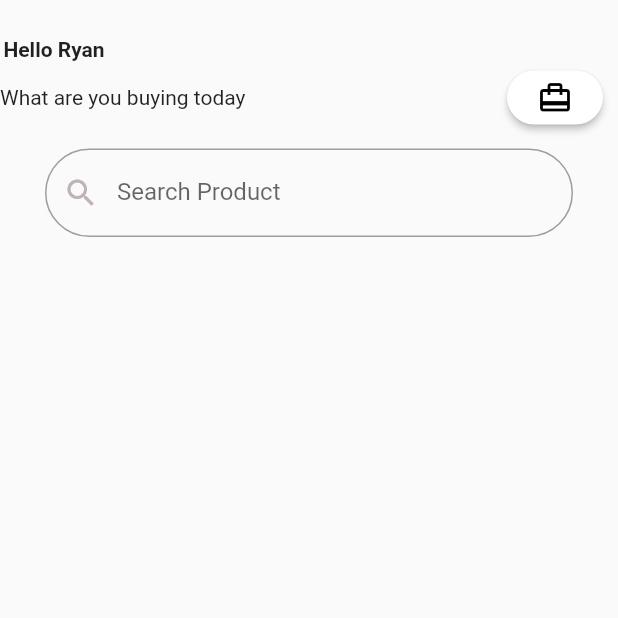
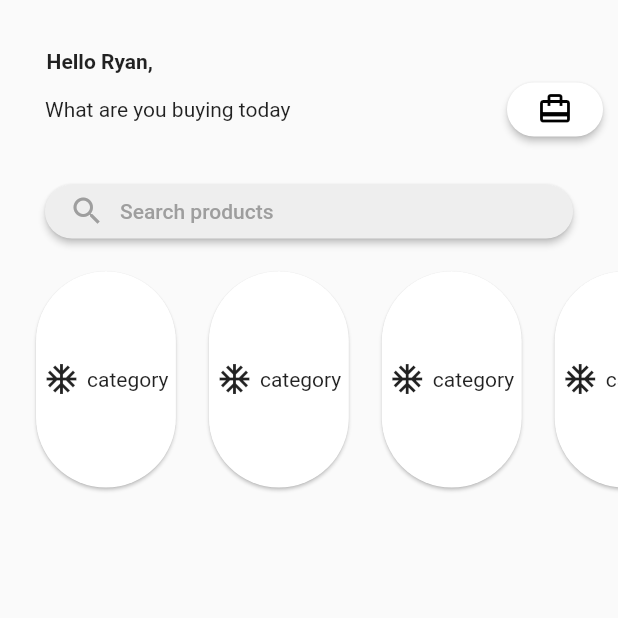
Before and after one commit to rianjanuarian/Project-PlayStore, a Flutter app: the MainPage screen opened directly, on a phone screen of 412 x 824 dp, the top half of it. Run offline on Flutter 3.47's test engine with Material 2 defaults, Android fonts, the phone set to English and light mode, and no system bars; our stand-ins replace bloc, firebase_auth, firebase_core, flutter_bloc, get, google_fonts and 2 more; accounts and stored records are empty.

Commit message:
refactoring gede

```diff
--- a/online_shop/online_shop/lib/main.dart
+++ b/online_shop/online_shop/lib/main.dart
@@ -1,6 +1,6 @@
 import 'package:flutter/material.dart';
 import 'package:get/get_navigation/get_navigation.dart';
-import 'package:online_shop/ui/login_page.dart';
+import 'package:online_shop/ui/login_register/login_page.dart';
 
 void main() {
   runApp(const MyApp());
--- a/online_shop/online_shop/lib/ui/login_page.dart
+++ b/online_shop/online_shop/lib/ui/login_register/login_page.dart
@@ -1,8 +1,8 @@
 import 'package:flutter/material.dart';
 import 'package:get/get.dart';
 import 'package:google_fonts/google_fonts.dart';
-import 'package:online_shop/ui/main_page.dart';
-import 'package:online_shop/ui/register_page.dart';
+import 'package:online_shop/ui/mainpage/homepage.dart';
+import 'package:online_shop/ui/login_register/register_page.dart';
 
 class LoginPage extends StatelessWidget {
   const LoginPage({super.key});
--- a/online_shop/online_shop/lib/ui/register_page.dart
+++ b/online_shop/online_shop/lib/ui/login_register/register_page.dart
@@ -1,7 +1,7 @@
 import 'package:flutter/material.dart';
 import 'package:get/get.dart';
 import 'package:google_fonts/google_fonts.dart';
-import 'package:online_shop/ui/login_page.dart';
+import 'package:online_shop/ui/login_register/login_page.dart';
 
 class RegisterPage extends StatelessWidget {
   const RegisterPage({super.key});
--- a/online_shop/online_shop/lib/ui/main_page.dart
+++ /dev/null
@@ -1,60 +0,0 @@
-import 'package:flutter/material.dart';
-import 'package:flutter/src/widgets/container.dart';
-import 'package:flutter/src/widgets/framework.dart';
-
-class MainPage extends StatelessWidget {
-  const MainPage({super.key});
-
-  @override
-  Widget build(BuildContext context) {
-    return Scaffold(
-      body: Column(
-        children: [
-          Container(
-              padding: EdgeInsets.fromLTRB(0, 25, 340, 0),
-              child: Text(
-                "Hello Ryan",
-                style: TextStyle(fontWeight: FontWeight.w700),
-              )),
-          Row(
-            mainAxisAlignment: MainAxisAlignment.spaceBetween,
-            children: [
-              Text("What are you buying today"),
-              Container(
-                  margin: EdgeInsets.only(right: 10),
-                  child: ElevatedButton(
-                      style: ElevatedButton.styleFrom(
-                          shape: StadiumBorder(side: BorderSide.none),
-                          backgroundColor: Colors.white),
-                      onPressed: () {},
-                      child: Icon(
-                        Icons.card_travel,
-                        color: Colors.black,
-                      )))
-            ],
-          ),
-          Container(
-              margin: EdgeInsets.only(left: 30, right: 30, top: 10),
-              child: TextField(
-                onTap: () {},
-                decoration: InputDecoration(
-                  enabledBorder: OutlineInputBorder(
-                      borderSide: const BorderSide(color: Colors.grey),
-                      borderRadius: BorderRadius.circular(30)),
-                  focusedBorder: OutlineInputBorder(
-                      borderSide: const BorderSide(color: Colors.grey),
-                      borderRadius: BorderRadius.circular(30)),
-                  prefixIcon: const Icon(
-                    Icons.search,
-                    color: Color.fromARGB(255, 192, 179, 179),
-                  ),
-                  prefixStyle: const TextStyle(color: Colors.amber),
-                  labelText: "Search Product",
-                  floatingLabelStyle: const TextStyle(color: Colors.black),
-                ),
-              ))
-        ],
-      ),
-    );
-  }
-}
--- /dev/null
+++ b/online_shop/online_shop/lib/ui/mainpage/homepage.dart
@@ -0,0 +1,108 @@
+import 'package:flutter/material.dart';
+import 'package:flutter/src/widgets/container.dart';
+import 'package:flutter/src/widgets/framework.dart';
+
+class MainPage extends StatelessWidget {
+  const MainPage({super.key});
+
+  @override
+  Widget build(BuildContext context) {
+    return Scaffold(
+      body: Column(
+        children: [
+          Container(
+              margin: EdgeInsets.only(
+                  right: MediaQuery.of(context).size.width * 0.75,
+                  top: MediaQuery.of(context).size.height * 0.04),
+              child: Padding(
+                padding: const EdgeInsets.only(left: 30),
+                child: Text(
+                  "Hello Ryan,",
+                  style: TextStyle(fontWeight: FontWeight.w700),
+                ),
+              )),
+          Row(
+            mainAxisAlignment: MainAxisAlignment.spaceBetween,
+            children: [
+              Padding(
+                padding: const EdgeInsets.only(left: 30),
+                child: Text("What are you buying today"),
+              ),
+              Container(
+                  margin: EdgeInsets.only(right: 10),
+                  child: ElevatedButton(
+                      style: ElevatedButton.styleFrom(
+                          shape: StadiumBorder(side: BorderSide.none),
+                          backgroundColor: Colors.white),
+                      onPressed: () {},
+                      child: Icon(
+                        Icons.card_travel,
+                        color: Colors.black,
+                      )))
+            ],
+          ),
+          Padding(
+            padding: const EdgeInsets.only(left: 30, right: 30, top: 20),
+            child: ElevatedButton(
+                style: ElevatedButton.styleFrom(
+                    shape: StadiumBorder(),
+                    backgroundColor: Colors.grey[200],
+                    disabledForegroundColor: Colors.grey[200],
+                    disabledBackgroundColor: Colors.grey[200]),
+                onPressed: () {},
+                child: Row(
+                  children: [
+                    Icon(
+                      Icons.search,
+                      color: Colors.grey,
+                    ),
+                    SizedBox(
+                      width: 10,
+                    ),
+                    Text(
+                      "Search products",
+                      style: TextStyle(color: Colors.grey),
+                    ),
+                  ],
+                )),
+          ),
+          Expanded(
+            child: Container(
+              padding: EdgeInsets.only(
+                bottom: 490,
+              ),
+              child: ListView.builder(
+                shrinkWrap: true,
+                padding: EdgeInsets.only(right: 20, left: 10, top: 10),
+                scrollDirection: Axis.horizontal,
+                itemCount: 10,
+                itemBuilder: (BuildContext context, int index) => Padding(
+                  padding: const EdgeInsets.fromLTRB(10, 2, 4, 5),
+                  child: Card(
+                    shape: StadiumBorder(),
+                    child: Center(
+                        child: Row(
+                      children: [
+                        SizedBox(
+                          width: 5,
+                        ),
+                        Icon(Icons.ac_unit_outlined),
+                        SizedBox(
+                          width: 5,
+                        ),
+                        Text('category'),
+                        SizedBox(
+                          width: 5,
+                        ),
+                      ],
+                    )),
+                  ),
+                ),
+              ),
+            ),
+          )
+        ],
+      ),
+    );
+  }
+}
```
Also changed, not shown: online_shop/online_shop/lib/ui/login_register/forget_password.dart (added), online_shop/online_shop/lib/ui/mainpage/search.dart (added).
